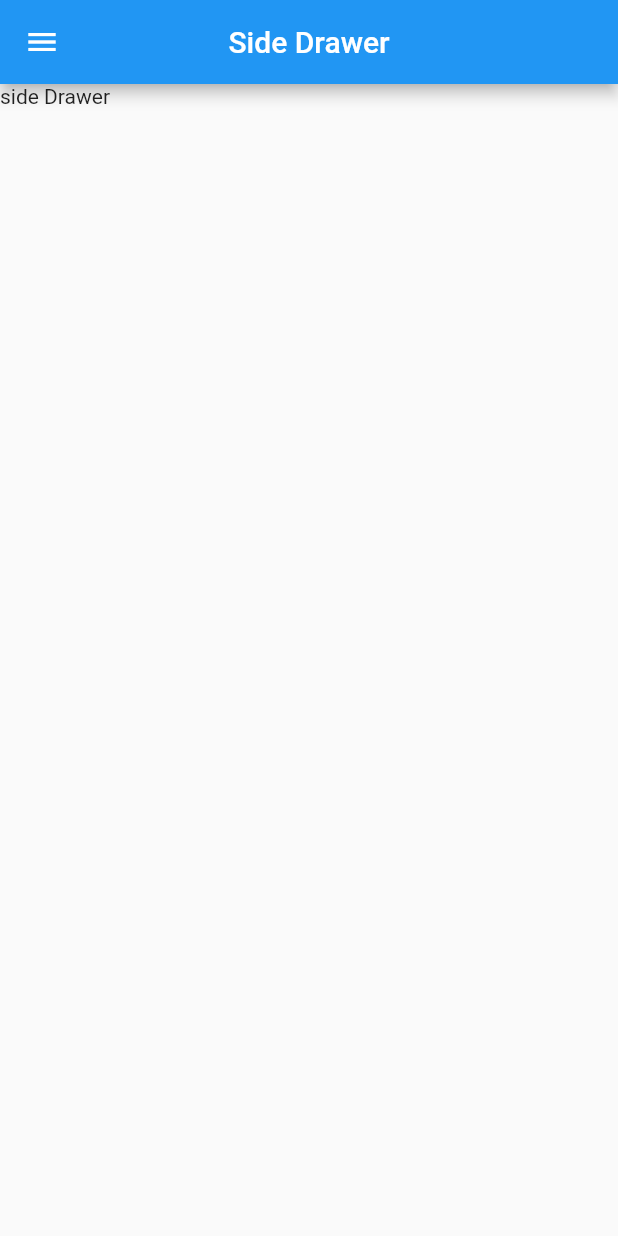
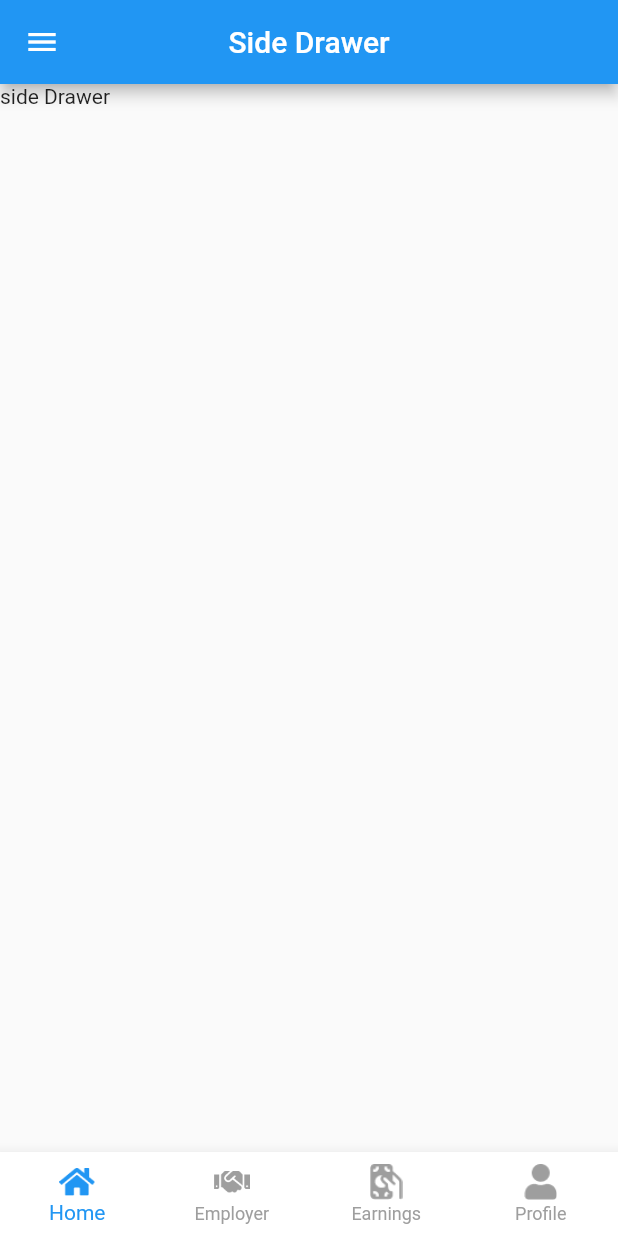
Before and after one commit to Rajat-Akal/cj_app_side_drawer, a Flutter app: the screen it shows after launch, on a phone screen of 412 x 824 dp. Run offline on Flutter 3.47's test engine with Material 2 defaults, Android fonts, the phone set to English and light mode, and no system bars.

Commit message:
bottom bar added

```diff
--- /dev/null
+++ b/lib/main._screen.dart
@@ -0,0 +1,64 @@
+import 'package:flutter/material.dart';
+import 'package:flutter/src/widgets/container.dart';
+import 'package:flutter/src/widgets/framework.dart';
+import 'package:flutter_home_page_drawer/home.dart';
+
+class Main_Screen extends StatefulWidget {
+  const Main_Screen({super.key});
+
+  @override
+  State<Main_Screen> createState() => _Main_ScreenState();
+}
+
+class _Main_ScreenState extends State<Main_Screen> {
+  int _selectedindex = 0;
+
+  static const List<Widget> _widgetOptions = <Widget>[
+    HomeScreen(),
+    Text("screen 2"),
+    Text("Screen 3"),
+    Text("Screen 4"),
+  ];
+
+  void _onItemTapped(int index) {
+    setState(() {
+      _selectedindex = index;
+    });
+  }
+
+  @override
+  Widget build(BuildContext context) {
+    return Scaffold(
+      body: _widgetOptions.elementAt(_selectedindex),
+      bottomNavigationBar: BottomNavigationBar(
+        // iconSize: 10.0,
+        type: BottomNavigationBarType.fixed,
+        items: <BottomNavigationBarItem>[
+          BottomNavigationBarItem(
+            icon: ImageIcon(AssetImage("assets/icons/bottom_nav_home.png")),
+            label: "Home",
+          ),
+          BottomNavigationBarItem(
+            icon: ImageIcon(AssetImage("assets/icons/bottom_nav_employer.png")),
+            label: "Employer",
+          ),
+          BottomNavigationBarItem(
+            icon: ImageIcon(AssetImage("assets/icons/bottom_nav_earnings.png")),
+            label: "Earnings",
+          ),
+          BottomNavigationBarItem(
+            icon: ImageIcon(AssetImage("assets/icons/bottom_nav_profile.png")),
+            label: "Profile",
+          ),
+        ],
+        currentIndex: _selectedindex,
+        // fixedColor: Colors.grey,
+        backgroundColor: Colors.white,
+        selectedItemColor: Colors.blue,
+        unselectedItemColor: Colors.grey,
+        showUnselectedLabels: true,
+        onTap: _onItemTapped,
+      ),
+    );
+  }
+}
--- a/lib/main.dart
+++ b/lib/main.dart
@@ -1,9 +1,11 @@
 import 'package:flutter/material.dart';
 import 'package:flutter_home_page_drawer/home.dart';
+import 'package:flutter_home_page_drawer/main._screen.dart';
 
 void main() {
   runApp(MaterialApp(
     debugShowCheckedModeBanner: false,
-    home: HomeScreen(),
+    // home: HomeScreen(),
+    home: Main_Screen(),
   ));
 }
```
Also changed, not shown: assets/icons/bottom_nav_earnings.png (added), assets/icons/bottom_nav_employer.png (added), assets/icons/bottom_nav_home.png (added), assets/icons/bottom_nav_profile.png (added).
